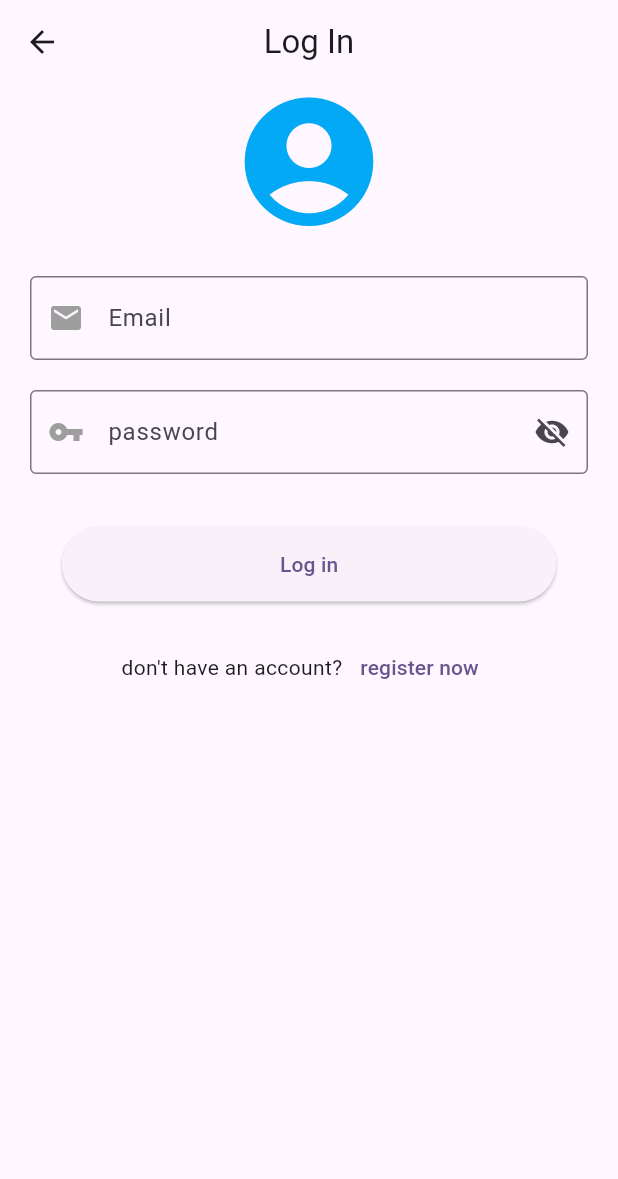
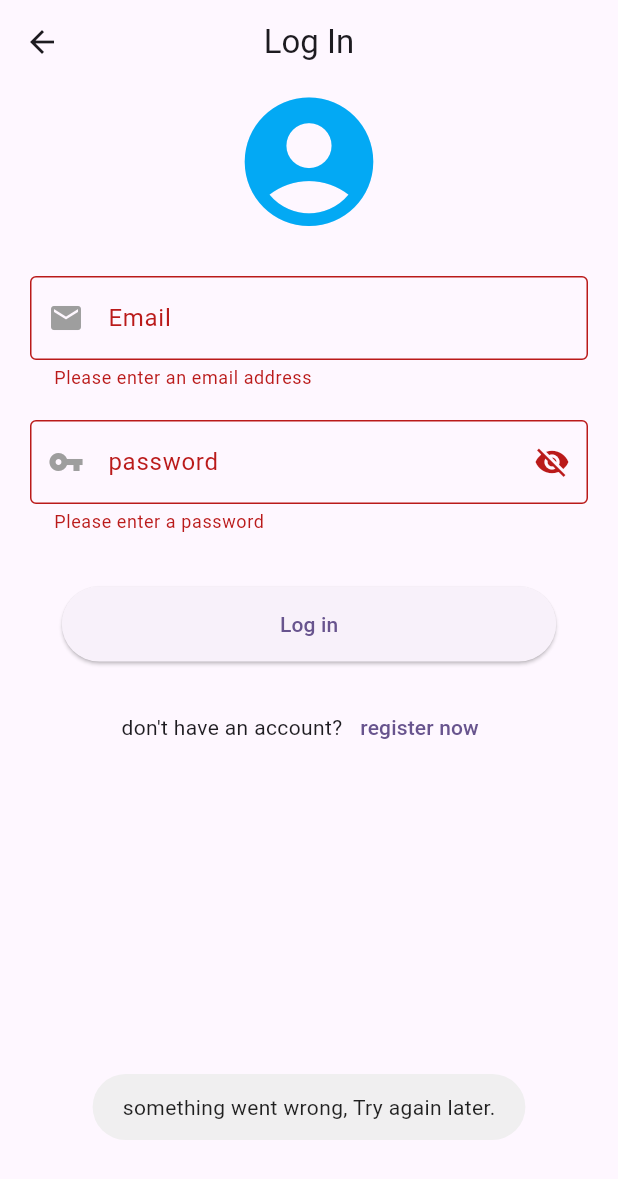
Before and after one commit to YashP-01/mysql_db, a Flutter app: the SignupScreen screen opened directly, after a tap on "Sign Up", after a tap on "Log In", after a tap on "Log in", on a phone screen of 412 x 824 dp. Shown: the top 1179 px of the screen. Run offline on Flutter 3.47's test engine with Material 3 defaults, Android fonts, the phone set to English and light mode, and no system bars; our stand-ins replace device_preview, fluttertoast, get, shared_preferences; accounts and stored records are empty.

Commit message:
date: 29/01/25

```diff
--- a/lib/api_connection/api_connection.dart
+++ b/lib/api_connection/api_connection.dart
@@ -6,5 +6,6 @@ class API
   // signUp user
   static const validateEmail = "$hostConnect/user/validate_email.php  ";
   static const signUp = "$hostConnect/user/signup.php";
+  static const logIn = "$hostConnect/user/login.php";
 
 }
--- a/lib/main.dart
+++ b/lib/main.dart
@@ -26,7 +26,7 @@ class MyApp extends StatelessWidget {
       ),
       home: FutureBuilder(future: null, builder: (context, dataSnapShot)
       {
-        return SignupScreen();
+        return LoginScreen();
       })
     );
   }
--- a/lib/users/authentication/login_screen.dart
+++ b/lib/users/authentication/login_screen.dart
@@ -1,5 +1,14 @@
+import 'dart:convert';
 import 'package:flutter/material.dart';
+import 'package:fluttertoast/fluttertoast.dart';
+import 'package:get/get.dart';
+import 'package:get/get_core/src/get_main.dart';
+import 'package:mysql_db/users/authentication/fragments/dashboard_of_fragments.dart';
 import 'package:mysql_db/users/authentication/signup_screen.dart';
+import 'package:http/http.dart' as http;
+import 'package:mysql_db/users/authentication/userPreferences/user_preferences.dart';
+
+import 'model/user.dart';
 
 
 class LoginScreen extends StatefulWidget {
@@ -16,6 +25,51 @@ class _LoginScreenState extends State<LoginScreen> {
 
   final TextEditingController _emailController = TextEditingController();
   final TextEditingController _passwordController = TextEditingController();
+
+
+  loginUserNow() async {
+    try
+    {
+      var res = await http.post(
+          Uri.parse("http://192.168.3.76:8000/mysql_db_app/user/login.php"),
+          body: {
+            'user_email': _emailController.text.trim(),
+            'user_password': _passwordController.text.trim()
+          }
+      );
+      if(res.statusCode == 200){
+        var resBodyOfLogin = jsonDecode(res.body);
+
+        if(resBodyOfLogin['success'] == false){               /// make changes here for login user.
+          Fluttertoast.showToast(msg: 'Logged in Successfully');
+
+          Navigator.push(context, MaterialPageRoute(builder: (context) => DashboardOfFragments()));
+
+          User userInfo = User.fromJson(resBodyOfLogin["userData"]);
+
+          /// save userIngo to local storage using shared preference.
+          await RememberUserPref.storeUserInfo(userInfo);
+
+        } else {
+          /// register and save new user record to the database.
+          Fluttertoast.showToast(msg: 'Incorrect Credentials.\nPlease write correct email or password and Try again.');
+        }
+      }
+    }
+
+    catch(errorMsg)
+    {
+      print("Error ::"+ errorMsg.toString());
+    }
+  }
+
+  bool isValidEmail(String email) {
+    // Regular expression for validating email
+    final emailRegex = RegExp(
+      r"^[a-zA-Z0-9._%+-]+@[a-zA-Z0-9.-]+\.[a-zA-Z]{2,}$",
+    );
+    return emailRegex.hasMatch(email);
+  }
 
   @override
   Widget build(BuildContext context) {
@@ -53,7 +107,6 @@ class _LoginScreenState extends State<LoginScreen> {
 
                         /// email
                         TextFormField(
-                          validator: (val) => val == "" ? "Please enter the email" : null,
                           controller: _emailController,
                           decoration: InputDecoration(
                             prefixIcon: const Icon(
@@ -63,14 +116,15 @@ class _LoginScreenState extends State<LoginScreen> {
                               labelText: 'Email',
                               border: OutlineInputBorder()
                           ),
-                          // validator: (value) {
-                          //   if (value == null || value.isEmpty) {
-                          //     return 'Please enter an email address';
-                          //   } else if (!isValidEmail(value)) {
-                          //     return 'Invalid email address';
-                          //   }
-                          //   return null;
-                          // },
+                          keyboardType: TextInputType.emailAddress,
+                          validator: (value) {
+                            if (value == null || value.isEmpty) {
+                              return 'Please enter an email address';
+                            } else if (!isValidEmail(value)) {
+                              return 'Invalid email address';
+                            }
+                            return null;
+                          },
                         ),
                         SizedBox(height: 20),
 
@@ -119,36 +173,15 @@ class _LoginScreenState extends State<LoginScreen> {
 
                         ElevatedButton(
                           onPressed: () async {
-                            // auth service
-                            // final _auth = AuthService();
-                            // if (_formKey.currentState?.validate() ?? false) {
-                            //   ScaffoldMessenger.of(context).showSnackBar(
-                            //     SnackBar(content: Text('Signing in...')),
-                            //   );
-                            //   Navigator.push(
-                            //     context,
-                            //     MaterialPageRoute(builder: (context) => HomePage()),
-                            //   );
-                            // } else {
-                            //   ScaffoldMessenger.of(context).showSnackBar(
-                            //       SnackBar(content: Text('Please fill all the fields correctly.'))
-                            //   );
-                            // }
-                            //
-                            // // try login
-                            // try {
-                            //   await _auth.signInWithEmailPassword(_emailController.text, _passwordController.text);
-                            // }
-                            //
-                            // // catch any errors
-                            // catch (e) {
-                            //   showDialog(
-                            //     context: context,
-                            //     builder: (context) => AlertDialog(
-                            //       title: Text(e.toString()),
-                            //     ),
-                            //   );
-                            // }
+
+                            if(_formKey.currentState!.validate()){
+                              loginUserNow();
+                              // Navigator.push(context, MaterialPageRoute(builder: (context) => DashboardOfFragments()));
+                            }
+                            else
+                              {
+                                Fluttertoast.showToast(msg: "something went wrong, Try again later.");
+                              }
                           },
                           child: Text('Log in'),
                           style: ElevatedButton.styleFrom(
@@ -181,3 +214,38 @@ class _LoginScreenState extends State<LoginScreen> {
     );
   }
 }
+
+
+
+
+
+// auth service
+// final _auth = AuthService();
+// if (_formKey.currentState?.validate() ?? false) {
+//   ScaffoldMessenger.of(context).showSnackBar(
+//     SnackBar(content: Text('Signing in...')),
+//   );
+//   Navigator.push(
+//     context,
+//     MaterialPageRoute(builder: (context) => HomePage()),
+//   );
+// } else {
+//   ScaffoldMessenger.of(context).showSnackBar(
+//       SnackBar(content: Text('Please fill all the fields correctly.'))
+//   );
+// }
+//
+// // try login
+// try {
+//   await _auth.signInWithEmailPassword(_emailController.text, _passwordController.text);
+// }
+//
+// // catch any errors
+// catch (e) {
+//   showDialog(
+//     context: context,
+//     builder: (context) => AlertDialog(
+//       title: Text(e.toString()),
+//     ),
+//   );
+// }
--- a/lib/users/authentication/model/user.dart
+++ b/lib/users/authentication/model/user.dart
@@ -10,6 +10,13 @@ class User{
       this.user_email,
       this.user_password
       );
+  factory User.fromJson(Map<String, dynamic> json) => User(
+      int.parse(json["user_id "]),
+      json["user_name"],
+      json["user_email"],
+      json["user_password"],
+  );
+
   Map<String, dynamic> toJson() =>
       {
         'user_id': user_id.toString(),
--- a/lib/users/authentication/signup_screen.dart
+++ b/lib/users/authentication/signup_screen.dart
@@ -3,6 +3,7 @@ import 'package:flutter/material.dart';
 import 'package:mysql_db/users/authentication/login_screen.dart';
 import 'package:http/http.dart' as http;
 import 'package:fluttertoast/fluttertoast.dart';
+import 'package:mysql_db/users/authentication/model/user.dart';
 
 class SignupScreen extends StatefulWidget {
   const SignupScreen({super.key});
@@ -143,7 +144,7 @@ class _SignupScreenState extends State<SignupScreen> {
               mainAxisSize: MainAxisSize.min,
               children: [
                 Icon(
-                  Icons.account_circle,
+                  Icons.account_circle,         /// add new avtar for profile icon here...
                   size: screenWidth * 0.3,
                   color: Colors.lightBlue,
                 ),
--- a/pubspec.yaml
+++ b/pubspec.yaml
@@ -38,6 +38,7 @@ dependencies:
   http: ^1.3.0
   fluttertoast: ^8.2.10
   device_preview: ^1.2.0
+  shared_preferences: ^2.4.0
 
 dev_dependencies:
   flutter_test:
```
Also changed, not shown: lib/users/authentication/fragments/dashboard_of_fragments.dart (added, +27 -0 lines), lib/users/authentication/userPreferences/current_user.dart (added, +15 -0 lines), lib/users/authentication/userPreferences/user_preferences.dart (added, +28 -0 lines), pubspec.lock.
